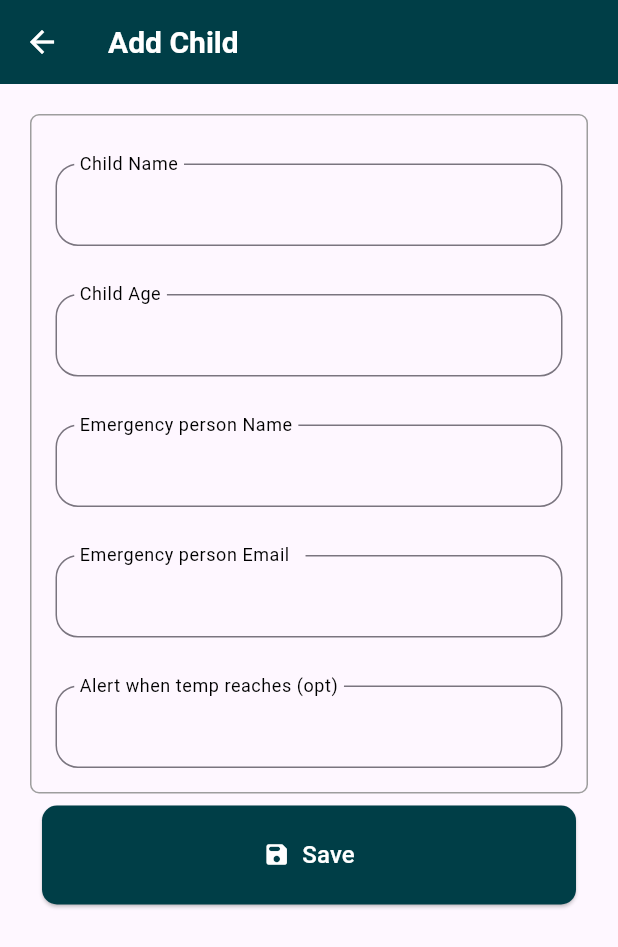
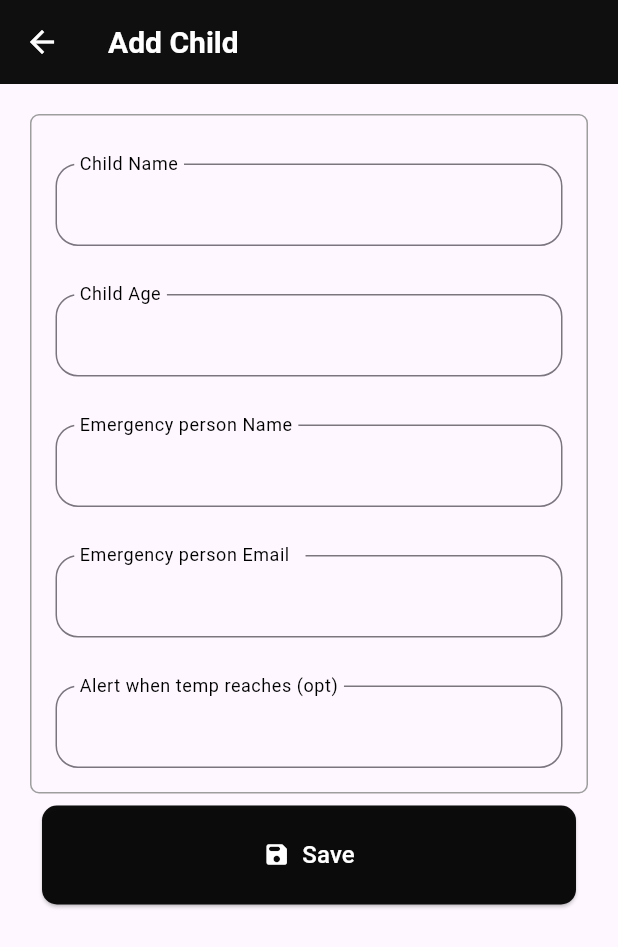
Before and after one commit to TempTracker/TempTrackerApp, a Flutter app: the AddChildScreen screen opened by its route, on a phone screen of 412 x 824 dp. Shown: the top 947 px of the screen. Run offline on Flutter 3.47's test engine with Material 3 defaults, Android fonts, the phone set to English and light mode, and no system bars; our stand-ins replace cloud_firestore, curved_navigation_bar, firebase_auth, firebase_core, firebase_database, flutter_local_notifications and 2 more; missing offline and left inert: flutter_background_service; accounts and stored records are empty.

Commit message:
modification on 15-1-2024

```diff
--- a/lib/helper/temperatureHelper.dart
+++ b/lib/helper/temperatureHelper.dart
@@ -4,9 +4,9 @@ import 'package:temp_tracker/style/images.dart';
 class TemperatureHelper {
   double getTemperatureLimit(double age) {
     if (age >= 0 && age <= 2) {
-      return 37.5;
+      return 38.0;
     } else if (age >= 3 && age <= 10) {
-      return 37.5;
+      return 37.8;
     } else {
       return 37.6;
     }
--- a/lib/style/app_color.dart
+++ b/lib/style/app_color.dart
@@ -24,7 +24,7 @@ class AppColor {
 
   static Color warning = const Color(0xFFEB8600);
   static Color secondaryColor = const Color(0xFFE0EC53);
-  static const Color primaryColor = Color(0xFF003E47);
+  static const Color primaryColor = Color(0xFF0000000);//xFF003E47
   static Color whiteColor = const Color(0xFFFFFFFF);
   static Color blackColor = const Color(0xFF000000);
   static Color gradientColor = const Color(0xFF45A735);
--- a/lib/style/images.dart
+++ b/lib/style/images.dart
@@ -3,7 +3,7 @@ class Images {
         static const String tempgif = 'assets/img/temp.gif';
         static const String nodata = 'assets/img/nodata.png';
          static const String applogo = 'assets/img/logo.png';
-static const String logo_rm_bg = 'assets/img/logo_name.png';
-static const logo = 'assets/img/logo.jpeg';
+static const String logo_rm_bg = 'assets/img/logo.png';
+static const logo = 'assets/img/logo.png';
 
 }
```
Also changed, not shown: lib/controller/addChildren_controller.dart (+10 -2 lines), lib/controller/manageChild_controller.dart (+17 -3 lines), lib/main.dart (+22 -3 lines).
